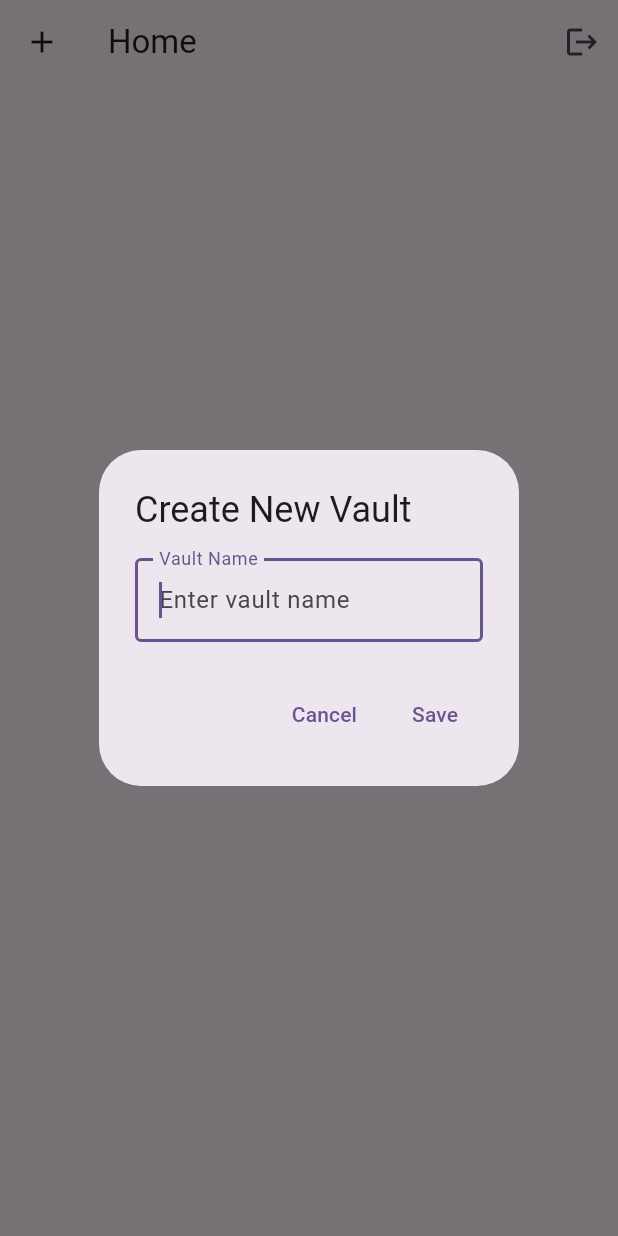
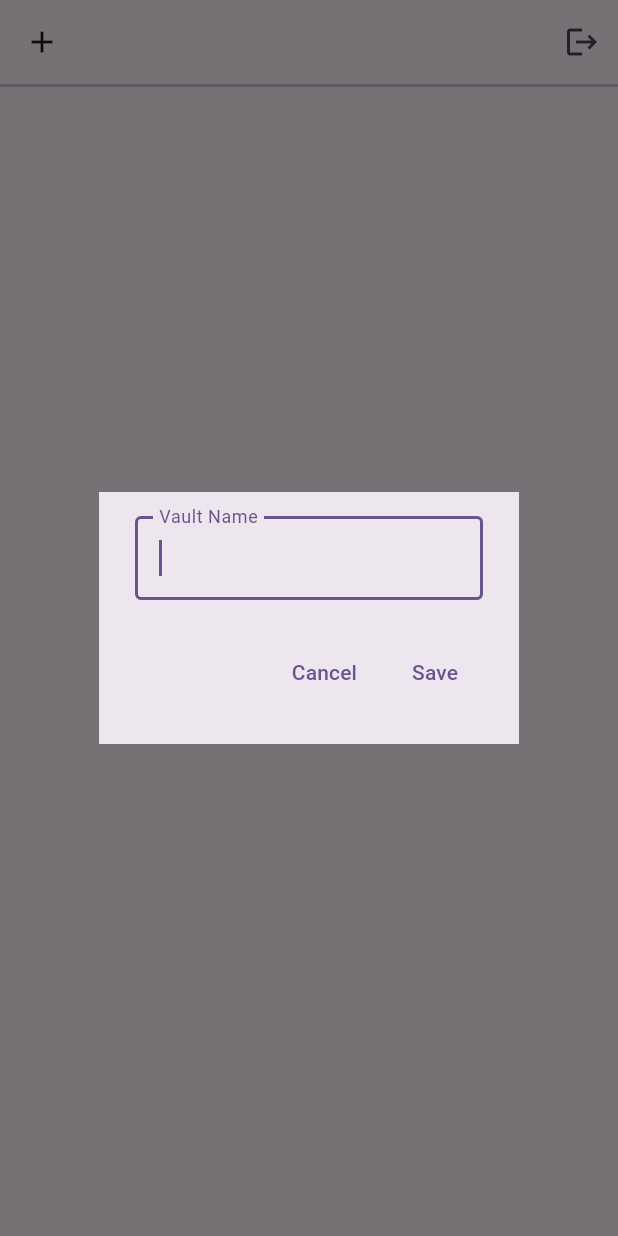
Before and after one commit to mendelbrot/dax, a Flutter app: the screen it shows once a user with an empty profile is signed in, after a tap on the "add" icon, on a phone screen of 412 x 824 dp. Run offline on Flutter 3.47's test engine with Material 3 defaults, Android fonts, the phone set to English and light mode, and no system bars; our stand-ins replace flutter_dotenv, supabase_flutter; accounts and stored records are empty.

Commit message:
vaults page cleanup

```diff
--- a/client-flutter/lib/pages/home_page.dart
+++ b/client-flutter/lib/pages/home_page.dart
@@ -26,12 +26,13 @@ class _HomePageState extends State<HomePage> {
       context: context,
       builder: (BuildContext context) {
         return AlertDialog(
-          title: const Text('Create New Vault'),
+          shape: const RoundedRectangleBorder(
+            borderRadius: BorderRadius.zero,
+          ),
           content: TextField(
             controller: nameController,
             decoration: const InputDecoration(
               labelText: 'Vault Name',
-              hintText: 'Enter vault name',
               border: OutlineInputBorder(),
             ),
             autofocus: true,
@@ -71,7 +72,7 @@ class _HomePageState extends State<HomePage> {
       });
       if (mounted) {
         ScaffoldMessenger.of(context).showSnackBar(
-          const SnackBar(content: Text('Vault created successfully')),
+          const SnackBar(content: Text('Vault created')),
         );
       }
     } catch (e) {
@@ -90,7 +91,6 @@ class _HomePageState extends State<HomePage> {
   Widget build(BuildContext context) {
     return Scaffold(
       appBar: AppBar(
-        title: const Text('Home'),
         leading: IconButton(
           icon: const Icon(Icons.add),
           onPressed: _showCreateVaultDialog,
@@ -110,14 +110,30 @@ class _HomePageState extends State<HomePage> {
         key: ValueKey(_refreshKey),
         future: _fetchVaults(),
         builder: (context, snapshot) {
+          const topDivider = Divider(
+            thickness: 2,
+            height: 2,
+          );
+
           if (snapshot.connectionState == ConnectionState.waiting) {
-            return const Center(
+            return Column(
+              children: [
+                topDivider,
+                const Expanded(
+                  child: Center(
                     child: CircularProgressIndicator(),
+                  ),
+                ),
+              ],
             );
           }
 
           if (snapshot.hasError) {
-            return Center(
+            return Column(
+              children: [
+                topDivider,
+                Expanded(
+                  child: Center(
                     child: Column(
                       mainAxisAlignment: MainAxisAlignment.center,
                       children: [
@@ -149,11 +165,18 @@ class _HomePageState extends State<HomePage> {
                         ),
                       ],
                     ),
+                  ),
+                ),
+              ],
             );
           }
 
           if (!snapshot.hasData || snapshot.data!.isEmpty) {
-            return Center(
+            return Column(
+              children: [
+                topDivider,
+                Expanded(
+                  child: Center(
                     child: Column(
                       mainAxisAlignment: MainAxisAlignment.center,
                       children: [
@@ -167,22 +190,34 @@ class _HomePageState extends State<HomePage> {
                           'No vaults yet',
                           style: Theme.of(context).textTheme.titleLarge,
                         ),
-                  const SizedBox(height: 8),
-                  Text(
-                    'Tap the + icon to create your first vault',
-                    style: Theme.of(context).textTheme.bodyMedium,
+                      ],
+                    ),
+                  ),
                 ),
               ],
-              ),
             );
           }
 
           final vaults = snapshot.data!;
 
-          return ListView.builder(
-            itemCount: vaults.length,
+          return Column(
+            children: [
+              topDivider,
+              Expanded(
+                child: ListView.builder(
+                  padding: EdgeInsets.zero,
+                  itemCount: vaults.length * 2,
                   itemBuilder: (context, index) {
-              final vault = vaults[index];
+                    // Every odd index is a divider, even indices are vaults
+                    if (index.isOdd) {
+                      return const Divider(
+                        thickness: 2,
+                        height: 2,
+                      );
+                    }
+                    // Even indices are vaults
+                    final vaultIndex = index ~/ 2;
+                    final vault = vaults[vaultIndex];
                     return ListTile(
                       title: Text(vault.name),
                       onTap: () {
@@ -190,6 +225,9 @@ class _HomePageState extends State<HomePage> {
                       },
                     );
                   },
+                ),
+              ),
+            ],
           );
         },
       ),
```
Lines whose indentation alone changed are shown as unchanged.
